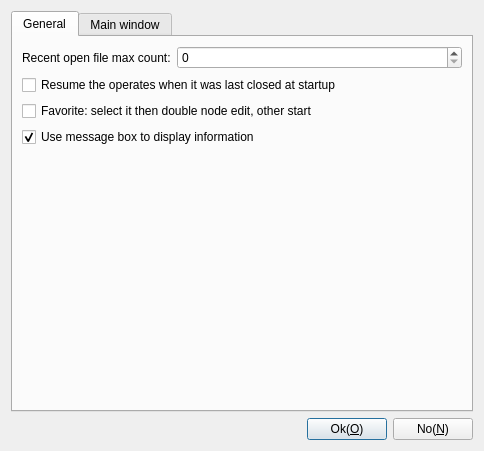
First picture: the form in App/Client/ParameterDlgSettings.ui, repository KangLin/RabbitRemoteControl, before the edit.
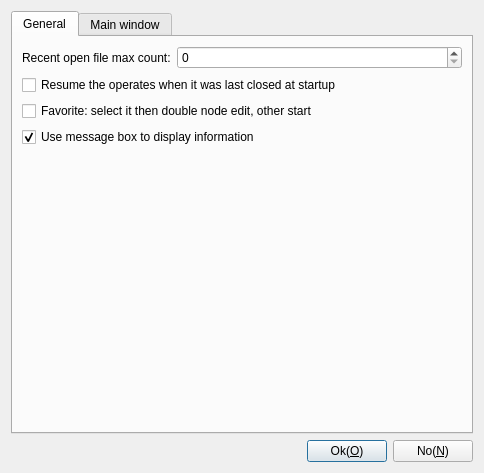
Second picture: the form after the edit. The open tabs and pages were chosen to show the change. Icons and pictures are not drawn.

What changed in the file:
```diff
--- a/App/Client/ParameterDlgSettings.ui
+++ b/App/Client/ParameterDlgSettings.ui
@@ -7,7 +7,7 @@
     <x>0</x>
     <y>0</y>
     <width>484</width>
-    <height>451</height>
+    <height>473</height>
    </rect>
   </property>
   <property name="windowTitle">
```
Left out of the diff: 2 changed lines with no effect on the pictures.
